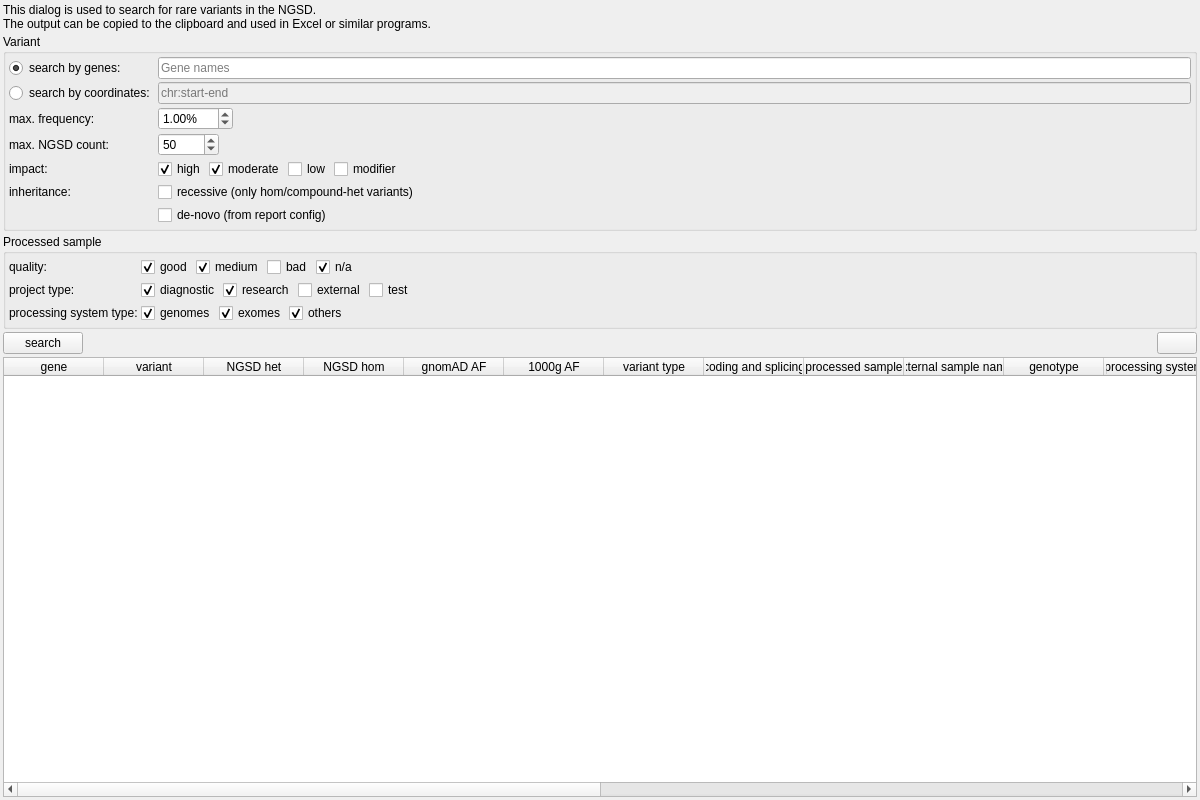
Before: the Qt Designer form src/GSvar/SmallVariantSearchWidget.ui in imgag/ngs-bits, drawn with Qt 5.
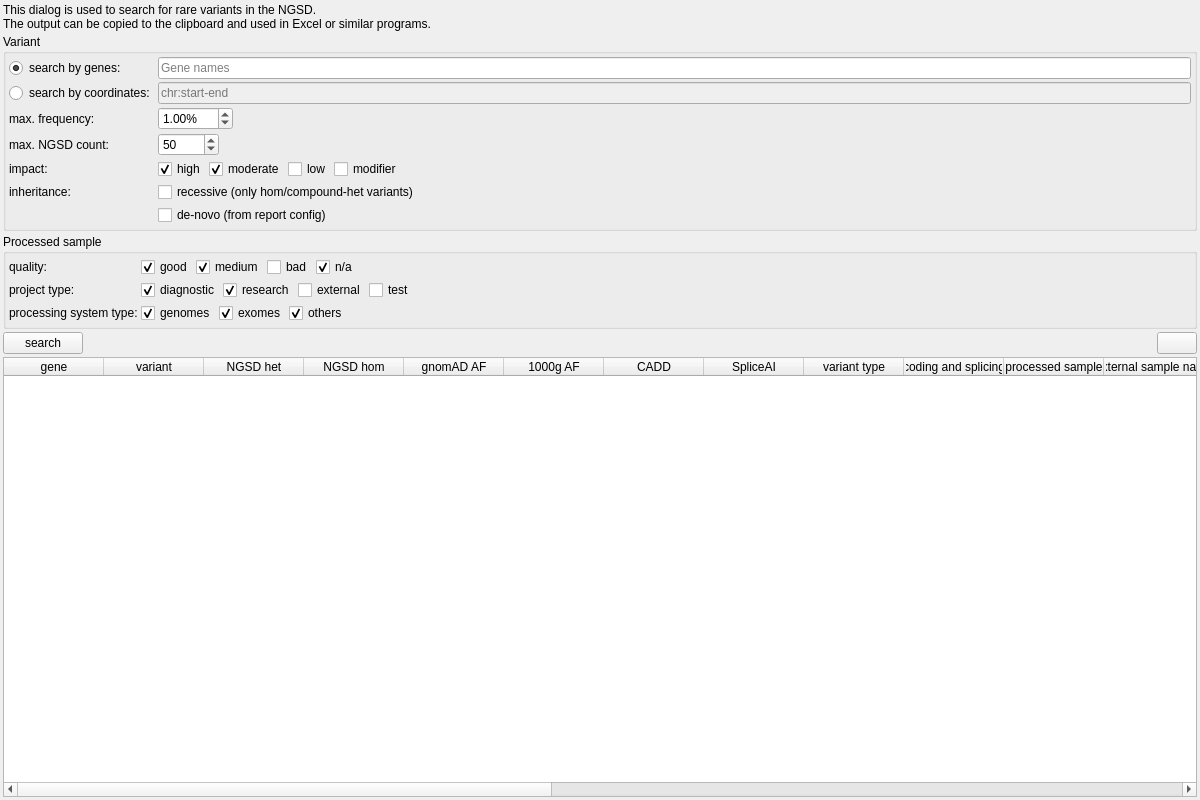
After: the same form once the commit is applied. Icons and pictures are not drawn.

Commit message: GSvar: added CADD and SpliceAI to small variant search table.

```diff
--- a/src/GSvar/SmallVariantSearchWidget.ui
+++ b/src/GSvar/SmallVariantSearchWidget.ui
@@ -578,7 +578,7 @@
       <bool>false</bool>
      </property>
      <property name="columnCount">
-      <number>22</number>
+      <number>24</number>
      </property>
      <attribute name="verticalHeaderVisible">
       <bool>false</bool>
@@ -613,6 +613,16 @@
        <string>1000g AF</string>
       </property>
      </column>
+     <column>
+      <property name="text">
+       <string>CADD</string>
+      </property>
+     </column>
+     <column>
+      <property name="text">
+       <string>SpliceAI</string>
+      </property>
+     </column>
      <column>
       <property name="text">
        <string>variant type</string>
```
The commit also changes 2 other files.
